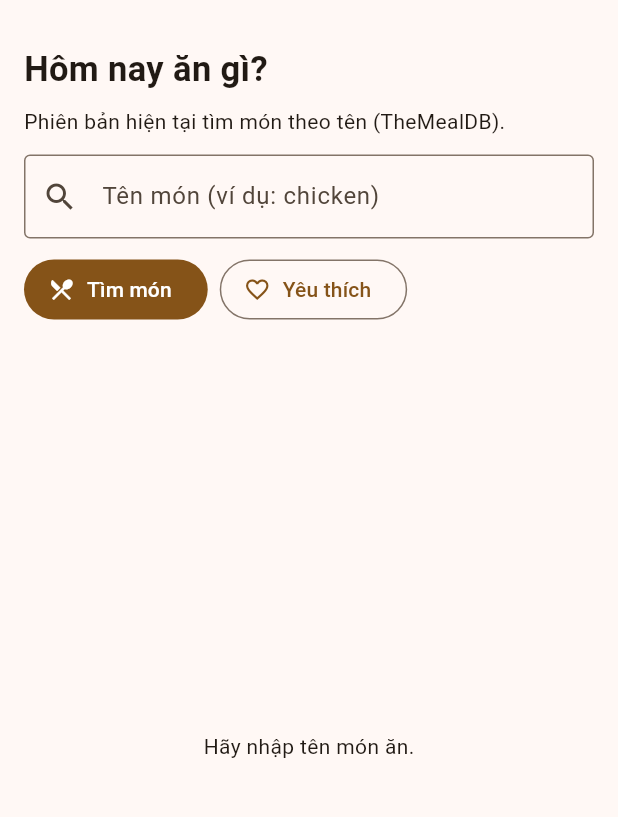
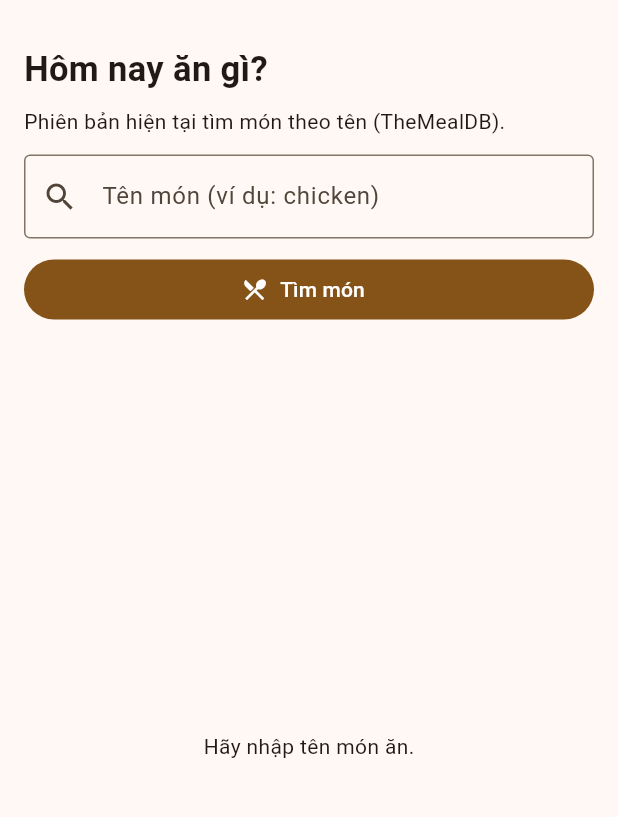
Before and after one commit to Trungdinh0565/LTDNT_TrungNhat, a Flutter app: the screen it shows after launch, after a tap on "Tìm món", on a phone screen of 412 x 824 dp, the part 63-880 px from its top. Run offline on Flutter 3.47's test engine with Material 3 defaults, Android fonts, the phone set to English and light mode, and no system bars; our stand-ins replace flutter_bloc, get_it, shared_preferences.

Commit message:
refactor: remove favorite UI and keep meal details

```diff
--- a/lib/presentation/fridge_page.dart
+++ b/lib/presentation/fridge_page.dart
@@ -1,83 +1,154 @@
+
 import 'package:flutter/material.dart';
 import 'package:flutter_bloc/flutter_bloc.dart';
+
 import 'fridge_cubit.dart';
 
 class FridgePage extends StatefulWidget {
   const FridgePage({super.key});
+
   @override
   State<FridgePage> createState() => _FridgePageState();
 }
 
 class _FridgePageState extends State<FridgePage> {
-  final _controller = TextEditingController();
+  final TextEditingController _controller = TextEditingController();
+
   @override
   void dispose() {
     _controller.dispose();
     super.dispose();
   }
 
+  void _searchMeals() {
+    context.read<FridgeCubit>().search(_controller.text);
+  }
+
   @override
   Widget build(BuildContext context) {
     return Scaffold(
-      appBar: AppBar(title: const Text('CookTime')),
+      appBar: AppBar(
+        title: const Text('CookTime'),
+      ),
       body: Padding(
         padding: const EdgeInsets.all(16),
         child: Column(
           crossAxisAlignment: CrossAxisAlignment.stretch,
           children: [
-            const Text('Hôm nay ăn gì?', style: TextStyle(fontSize: 23, fontWeight: FontWeight.bold)),
+            const Text(
+              'Hôm nay ăn gì?',
+              style: TextStyle(
+                fontSize: 23,
+                fontWeight: FontWeight.bold,
+              ),
+            ),
             const SizedBox(height: 8),
-            const Text('Phiên bản hiện tại tìm món theo tên (TheMealDB).'),
+            const Text(
+              'Phiên bản hiện tại tìm món theo tên (TheMealDB).',
+            ),
             const SizedBox(height: 12),
+
+            // Nhap ten mon an
             TextField(
               controller: _controller,
-              onSubmitted: (value) => context.read<FridgeCubit>().search(value),
+              onSubmitted: (value) {
+                context.read<FridgeCubit>().search(value);
+              },
               decoration: const InputDecoration(
                 labelText: 'Tên món (ví dụ: chicken)',
                 prefixIcon: Icon(Icons.search),
                 border: OutlineInputBorder(),
               ),
             ),
+
             const SizedBox(height: 10),
-            Wrap(spacing: 8, children: [
+
+            // Nut tim mon
             FilledButton.icon(
-                onPressed: () => context.read<FridgeCubit>().search(_controller.text),
-                icon: const Icon(Icons.restaurant_menu), label: const Text('Tìm món'),
+              onPressed: _searchMeals,
+              icon: const Icon(Icons.restaurant_menu),
+              label: const Text('Tìm món'),
             ),
-              OutlinedButton.icon(
-                onPressed: () => context.read<FridgeCubit>().showFavorites(),
-                icon: const Icon(Icons.favorite_border), label: const Text('Yêu thích'),
-              ),
-            ]),
+
             const SizedBox(height: 12),
-            Expanded(child: BlocBuilder<FridgeCubit, FridgeState>(
+
+            // Hien thi trang thai va danh sach mon an
+            Expanded(
+              child: BlocBuilder<FridgeCubit, FridgeState>(
                 builder: (context, state) {
                   switch (state.status) {
                     case FridgeStatus.initial:
-                    return const Center(child: Text('Nhập tên món ăn để bắt đầu.'));
+                      return const Center(
+                        child: Text('Nhập tên món ăn để bắt đầu.'),
+                      );
+
                     case FridgeStatus.loading:
-                    return const Center(child: CircularProgressIndicator());
+                      return const Center(
+                        child: CircularProgressIndicator(),
+                      );
+
                     case FridgeStatus.empty:
-                    return Center(child: Text(state.message ?? 'Không có món ăn.'));
+                      return Center(
+                        child: Text(
+                          state.message ?? 'Không có món ăn.',
+                        ),
+                      );
+
                     case FridgeStatus.error:
-                    return Center(child: Column(mainAxisSize: MainAxisSize.min, children: [
-                      Text(state.message ?? 'Đã xảy ra lỗi.'),
-                      TextButton(onPressed: () => context.read<FridgeCubit>().retry(), child: const Text('Thử lại')),
-                    ]));
+                      return Center(
+                        child: Column(
+                          mainAxisSize: MainAxisSize.min,
+                          children: [
+                            Text(
+                              state.message ?? 'Đã xảy ra lỗi.',
+                            ),
+                            const SizedBox(height: 8),
+                            TextButton(
+                              onPressed: () {
+                                context.read<FridgeCubit>().retry();
+                              },
+                              child: const Text('Thử lại'),
+                            ),
+                          ],
+                        ),
+                      );
+
                     case FridgeStatus.success:
                       return ListView.builder(
                         itemCount: state.meals.length,
                         itemBuilder: (context, index) {
                           final meal = state.meals[index];
-                        return Card(child: ListTile(
+
+                          return Card(
+                            child: ListTile(
+                              // Hinh anh mon an
                               leading: meal.imageUrl.isEmpty
                                   ? const Icon(Icons.fastfood)
-                              : Image.network(meal.imageUrl, width: 56, height: 56, fit: BoxFit.cover,
-                                  errorBuilder: (_, _, _) => const Icon(Icons.fastfood)),
+                                  : Image.network(
+                                      meal.imageUrl,
+                                      width: 56,
+                                      height: 56,
+                                      fit: BoxFit.cover,
+                                      errorBuilder: (_, _, _) =>
+                                          const Icon(Icons.fastfood),
+                                    ),
+
+                              // Ten mon
+                              title: Text(meal.name),
+
+                              // Xuat xu
+                              subtitle: Text(
+                                meal.from.isEmpty
+                                    ? 'Không rõ xuất xứ'
+                                    : meal.from,
+                              ),
+
+                              // Xem cong thuc khi bam vao mon
                               onTap: () {
                                 showDialog(
                                   context: context,
-      builder: (dialogContext) => AlertDialog(
+                                  builder: (dialogContext) {
+                                    return AlertDialog(
                                       title: Text(meal.name),
                                       content: SingleChildScrollView(
                                         child: Text(
@@ -88,32 +159,24 @@ class _FridgePageState extends State<FridgePage> {
                                       ),
                                       actions: [
                                         TextButton(
-            onPressed: () => Navigator.pop(dialogContext),
+                                          onPressed: () {
+                                            Navigator.pop(dialogContext);
+                                          },
                                           child: const Text('Đóng'),
                                         ),
                                       ],
+                                    );
+                                  },
+                                );
+                              },
                             ),
                           );
-  },
-                          title: Text(meal.name),
-                          subtitle: Text(meal.from.isEmpty ? 'Không rõ xuất xứ' : meal.from),
-                          trailing: state.showingFavorites ? null : IconButton(
-                            icon: const Icon(Icons.favorite_border),
-                            tooltip: 'Lưu yêu thích',
-                            onPressed: () async {
-                              final ok = await context.read<FridgeCubit>().saveFavorite(meal);
-                              if (!context.mounted) return;
-                              ScaffoldMessenger.of(context).showSnackBar(SnackBar(
-                                content: Text(ok ? 'Đã lưu món yêu thích' : 'Không thể lưu món yêu thích'),
-                              ));
-                            },
-                          ),
-                        ));
                         },
                       );
                   }
                 },
-            )),
+              ),
+            ),
           ],
         ),
       ),
```
Lines whose indentation alone changed are shown as unchanged.
